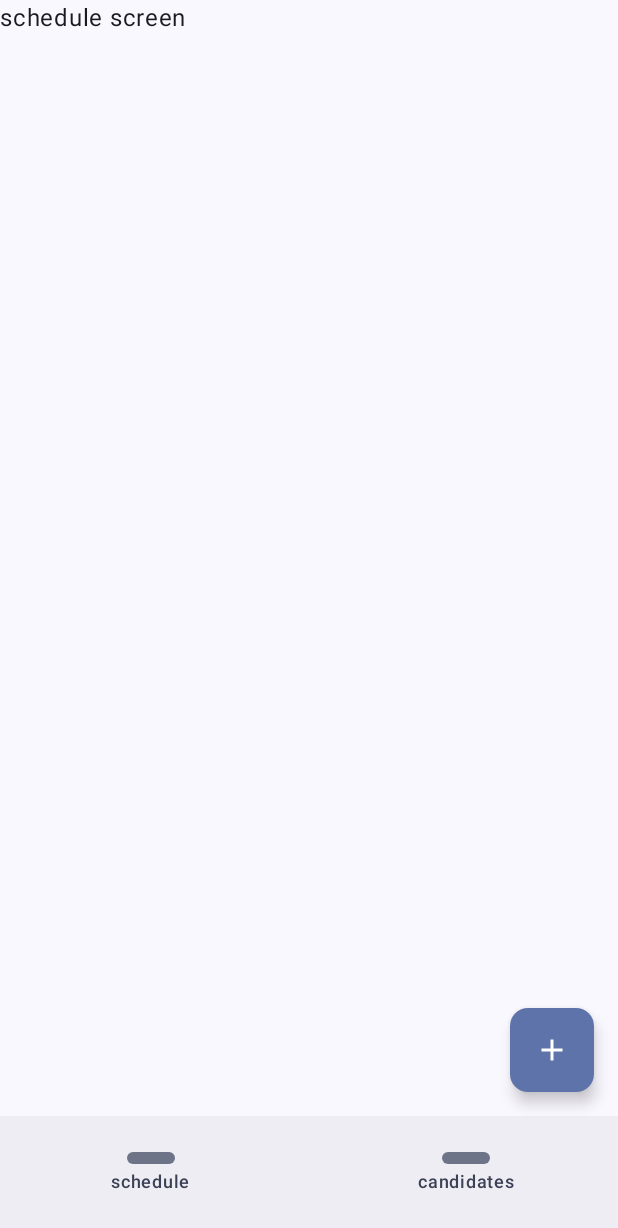
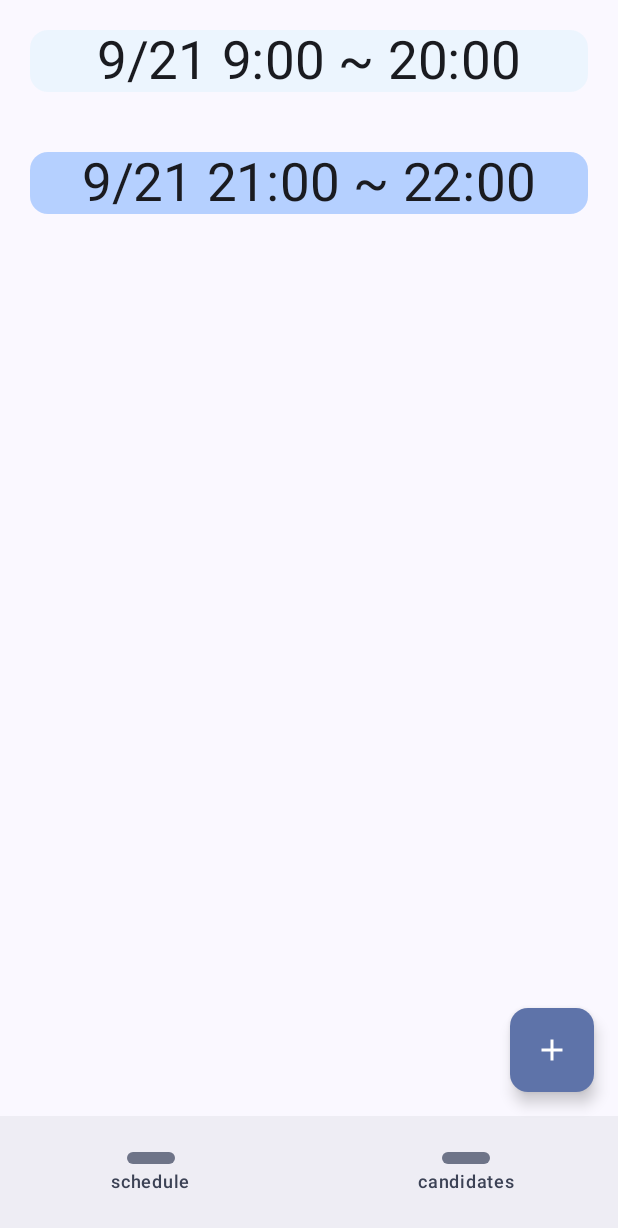
Before and after one commit to shizukanaoki/Yulbo, an Android app built with Jetpack Compose: the ScheduleScreen screen opened through its navigation route, on a phone screen of 412 x 824 dp. Shown: the top 1228 px of the screen. Run offline under Robolectric (Android 15) with nearby library versions, the phone set to English and light mode, and no system bars.

Commit message:
create schedule column

```diff
--- a/app/src/main/java/com/example/yulbo/ui/navigation/YulboNavGraph.kt
+++ b/app/src/main/java/com/example/yulbo/ui/navigation/YulboNavGraph.kt
@@ -17,7 +17,7 @@ fun YulboNavHost(
 ) {
     NavHost(
         navController = navController,
-        startDestination = "start",
+        startDestination = "schedule",
         modifier = modifier
     ) {
         composable(route = "start") {
--- a/app/src/main/java/com/example/yulbo/ui/screens/ScheduleScreen.kt
+++ b/app/src/main/java/com/example/yulbo/ui/screens/ScheduleScreen.kt
@@ -1,8 +1,17 @@
 package com.example.yulbo.ui.screens
 
 import android.annotation.SuppressLint
+import androidx.compose.foundation.background
+import androidx.compose.foundation.layout.Column
+import androidx.compose.foundation.layout.Row
+import androidx.compose.foundation.layout.padding
+import androidx.compose.foundation.layout.width
+import androidx.compose.foundation.layout.wrapContentSize
 import androidx.compose.material.icons.Icons
 import androidx.compose.material.icons.filled.Add
+import androidx.compose.material3.Card
+import androidx.compose.material3.CardColors
+import androidx.compose.material3.CardDefaults
 import androidx.compose.material3.ExperimentalMaterial3Api
 import androidx.compose.material3.FloatingActionButton
 import androidx.compose.material3.Icon
@@ -11,8 +20,15 @@ import androidx.compose.material3.NavigationBar
 import androidx.compose.material3.NavigationBarItem
 import androidx.compose.material3.Scaffold
 import androidx.compose.material3.Text
+import androidx.compose.material3.contentColorFor
+import androidx.compose.material3.darkColorScheme
 import androidx.compose.runtime.Composable
+import androidx.compose.ui.Alignment
 import androidx.compose.ui.Modifier
+import androidx.compose.ui.graphics.Color
+import androidx.compose.ui.graphics.Shape
+import androidx.compose.ui.unit.dp
+import androidx.compose.ui.unit.sp
 
 @Composable
 fun YulboBottomAppBar(
@@ -51,6 +67,41 @@ fun ScheduleScreen(
             )
         }
     ) { innerPadding ->
-        Text(text = "schedule screen")
+        Column {
+            Row() {
+                Card (modifier = Modifier
+                    .weight(1f)
+                    .padding(20.dp),
+                    colors = CardDefaults.cardColors(
+                        containerColor = Color(0x90e3f2fd)
+                    ),
+                    shape = MaterialTheme.shapes.medium
+                ){
+                    Text(
+                        text = "9/21 9:00 ~ 20:00",
+                        fontSize = 35.sp,
+                        modifier =  Modifier.align(Alignment.CenterHorizontally)
+                    )
+                }
+            }
+            Row() {
+                Card (modifier = Modifier
+                    .weight(1f)
+                    .padding(20.dp),
+                    colors = CardDefaults.cardColors(
+                        containerColor = Color(0x9082b1ff)
+                    ),
+                    shape = MaterialTheme.shapes.medium
+
+                ) {
+                    Text(
+                        text = "9/21 21:00 ~ 22:00",
+                        fontSize = 35.sp,
+                        modifier =  Modifier.align(Alignment.CenterHorizontally)
+                    )
+
+                }
+            }
+        }
     }
 }
```
